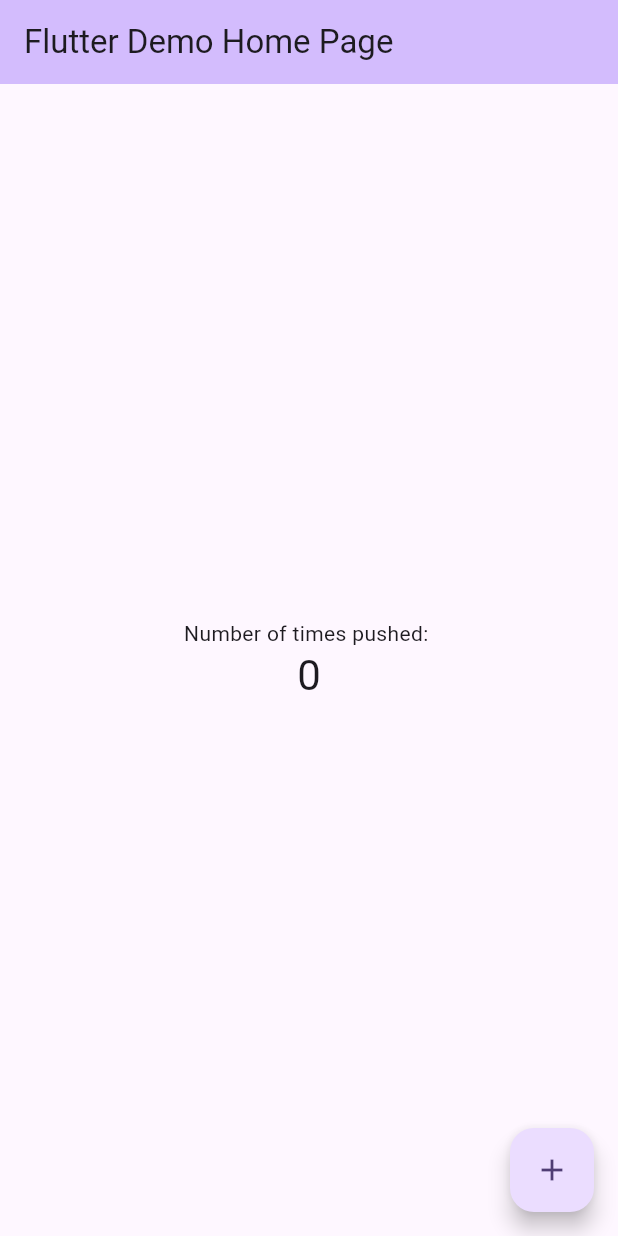
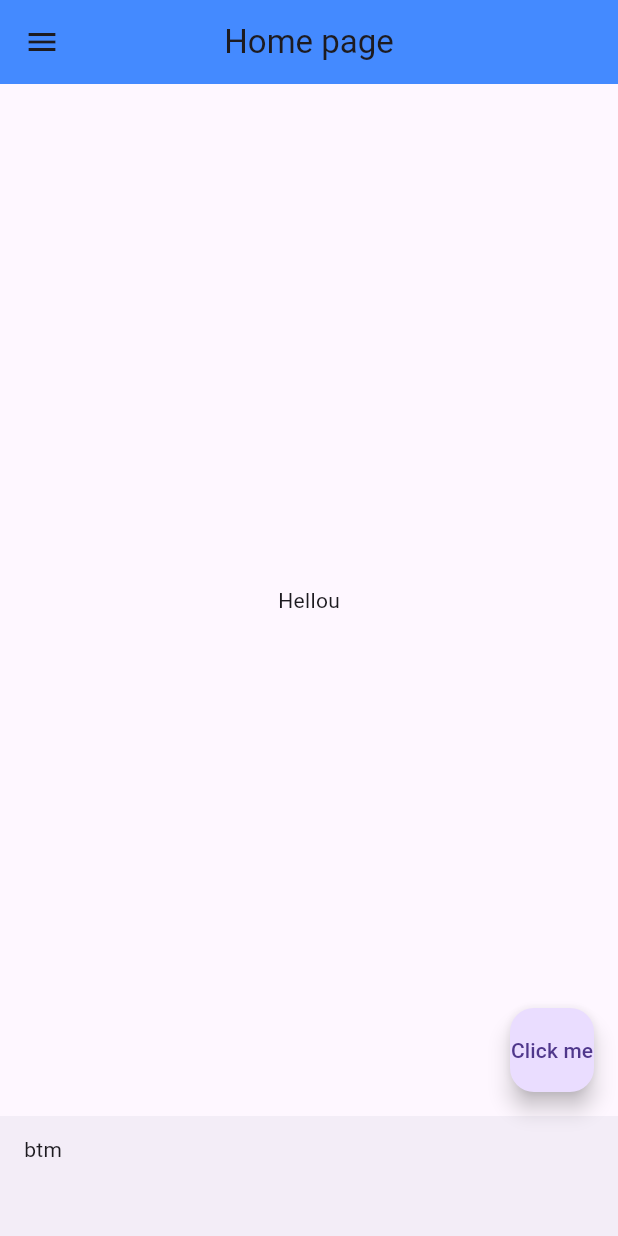
Before and after one commit to mikkeGuan/FlutterApp, a Flutter app: the screen it shows after launch, on a phone screen of 412 x 824 dp. Run offline on Flutter 3.47's test engine with Material 3 defaults, Android fonts, the phone set to English and light mode, and no system bars.

Commit message:
playing with Scaffold

```diff
--- a/lib/main.dart
+++ b/lib/main.dart
@@ -1,125 +1,26 @@
 import 'package:flutter/material.dart';
 
-void main() {
-  runApp(const MyApp());
-}
+void main() => runApp(MaterialApp(
+  home: Scaffold(
+    appBar: AppBar(
+        title: Text("Home page"),
+      centerTitle: true,
+      backgroundColor: Colors.blueAccent,
+    ),
+    drawer: Drawer(
+      child: Text("test"),
+    ),
+    bottomNavigationBar: BottomAppBar(
+      child: Text("btm"),
+    ),
+    body: Center(
+      child: Text("Hellou"),
+    ),
+    floatingActionButton: FloatingActionButton(onPressed: () {
+      },
+        child: Text("Click me")
+    )
 
-class MyApp extends StatelessWidget {
-  const MyApp({super.key});
-
-  // This widget is the root of your application.
-  @override
-  Widget build(BuildContext context) {
-    return MaterialApp(
-      title: 'Flutter Demo',
-      theme: ThemeData(
-        // This is the theme of your application.
-        //
-        // TRY THIS: Try running your application with "flutter run". You'll see
-        // the application has a purple toolbar. Then, without quitting the app,
-        // try changing the seedColor in the colorScheme below to Colors.green
-        // and then invoke "hot reload" (save your changes or press the "hot
-        // reload" button in a Flutter-supported IDE, or press "r" if you used
-        // the command line to start the app).
-        //
-        // Notice that the counter didn't reset back to zero; the application
-        // state is not lost during the reload. To reset the state, use hot
-        // restart instead.
-        //
-        // This works for code too, not just values: Most code changes can be
-        // tested with just a hot reload.
-        colorScheme: ColorScheme.fromSeed(seedColor: Colors.deepPurple),
-        useMaterial3: true,
-      ),
-      home: const MyHomePage(title: 'Flutter Demo Home Page'),
-    );
-  }
-}
-
-class MyHomePage extends StatefulWidget {
-  const MyHomePage({super.key, required this.title});
-
-  // This widget is the home page of your application. It is stateful, meaning
-  // that it has a State object (defined below) that contains fields that affect
-  // how it looks.
-
-  // This class is the configuration for the state. It holds the values (in this
-  // case the title) provided by the parent (in this case the App widget) and
-  // used by the build method of the State. Fields in a Widget subclass are
-  // always marked "final".
-
-  final String title;
-
-  @override
-  State<MyHomePage> createState() => _MyHomePageState();
-}
-
-class _MyHomePageState extends State<MyHomePage> {
-  int _counter = 0;
-
-  void _incrementCounter() {
-    setState(() {
-      // This call to setState tells the Flutter framework that something has
-      // changed in this State, which causes it to rerun the build method below
-      // so that the display can reflect the updated values. If we changed
-      // _counter without calling setState(), then the build method would not be
-      // called again, and so nothing would appear to happen.
-      _counter++;
-    });
-  }
-
-  @override
-  Widget build(BuildContext context) {
-    // This method is rerun every time setState is called, for instance as done
-    // by the _incrementCounter method above.
-    //
-    // The Flutter framework has been optimized to make rerunning build methods
-    // fast, so that you can just rebuild anything that needs updating rather
-    // than having to individually change instances of widgets.
-    return Scaffold(
-      appBar: AppBar(
-        // TRY THIS: Try changing the color here to a specific color (to
-        // Colors.amber, perhaps?) and trigger a hot reload to see the AppBar
-        // change color while the other colors stay the same.
-        backgroundColor: Theme.of(context).colorScheme.inversePrimary,
-        // Here we take the value from the MyHomePage object that was created by
-        // the App.build method, and use it to set our appbar title.
-        title: Text(widget.title),
-      ),
-      body: Center(
-        // Center is a layout widget. It takes a single child and positions it
-        // in the middle of the parent.
-        child: Column(
-          // Column is also a layout widget. It takes a list of children and
-          // arranges them vertically. By default, it sizes itself to fit its
-          // children horizontally, and tries to be as tall as its parent.
-          //
-          // Column has various properties to control how it sizes itself and
-          // how it positions its children. Here we use mainAxisAlignment to
-          // center the children vertically; the main axis here is the vertical
-          // axis because Columns are vertical (the cross axis would be
-          // horizontal).
-          //
-          // TRY THIS: Invoke "debug painting" (choose the "Toggle Debug Paint"
-          // action in the IDE, or press "p" in the console), to see the
-          // wireframe for each widget.
-          mainAxisAlignment: MainAxisAlignment.center,
-          children: <Widget>[
-            const Text(
-              "Number of times pushed: ",
-            ),
-            Text(
-              '$_counter',
-              style: Theme.of(context).textTheme.headlineMedium,
-            ),
-          ],
-        ),
-      ),
-      floatingActionButton: FloatingActionButton(
-        onPressed: _incrementCounter,
-        tooltip: 'Increment',
-        child: const Icon(Icons.add),
-      ), // This trailing comma makes auto-formatting nicer for build methods.
-    );
-  }
-}
+    ),
+  )
+);
```
